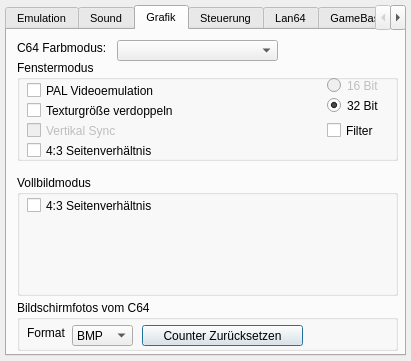
Old version of the form setup_window.ui in the repository ThKattanek/emu64.
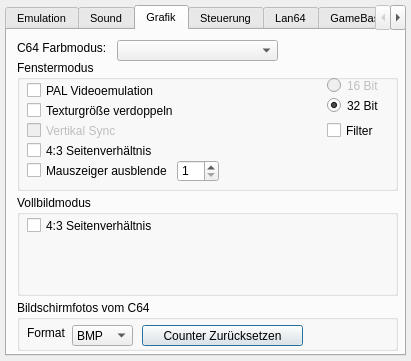
New version of the form. The open tabs and pages were chosen to show the change.

Commit message: [ticket#14] Der Mauszeiger kann nun automatisch, nach einer einstellbaren Zeit ausgeblendet werden. Das ganze wird auch in der INI gespeichert.

Diff of the .ui file:
```diff
--- a/setup_window.ui
+++ b/setup_window.ui
@@ -171,7 +171,7 @@
        <x>10</x>
        <y>30</y>
        <width>381</width>
-       <height>101</height>
+       <height>131</height>
       </rect>
      </property>
      <property name="font">
@@ -309,6 +309,41 @@
        <string>4:3 Seitenverhältnis</string>
       </property>
      </widget>
+     <widget class="QCheckBox" name="AutoMouseHide">
+      <property name="geometry">
+       <rect>
+        <x>10</x>
+        <y>100</y>
+        <width>141</width>
+        <height>21</height>
+       </rect>
+      </property>
+      <property name="toolTip">
+       <string>Blendet den Mauszeiger nach einer einstellbaren Zeit automatisch aus.</string>
+      </property>
+      <property name="text">
+       <string>Mauszeiger ausblenden</string>
+      </property>
+     </widget>
+     <widget class="QSpinBox" name="AutoMouseHideTime">
+      <property name="enabled">
+       <bool>true</bool>
+      </property>
+      <property name="geometry">
+       <rect>
+        <x>160</x>
+        <y>100</y>
+        <width>42</width>
+        <height>22</height>
+       </rect>
+      </property>
+      <property name="minimum">
+       <number>1</number>
+      </property>
+      <property name="maximum">
+       <number>90</number>
+      </property>
+     </widget>
     </widget>
     <widget class="QGroupBox" name="FullscreenGroup">
      <property name="enabled">
@@ -317,9 +352,9 @@
      <property name="geometry">
       <rect>
        <x>10</x>
-       <y>145</y>
+       <y>165</y>
        <width>381</width>
-       <height>121</height>
+       <height>101</height>
       </rect>
      </property>
      <property name="font">
```
Left out of the diff: 2 changed lines with no effect on the pictures. The commit also changes 4 other files.
